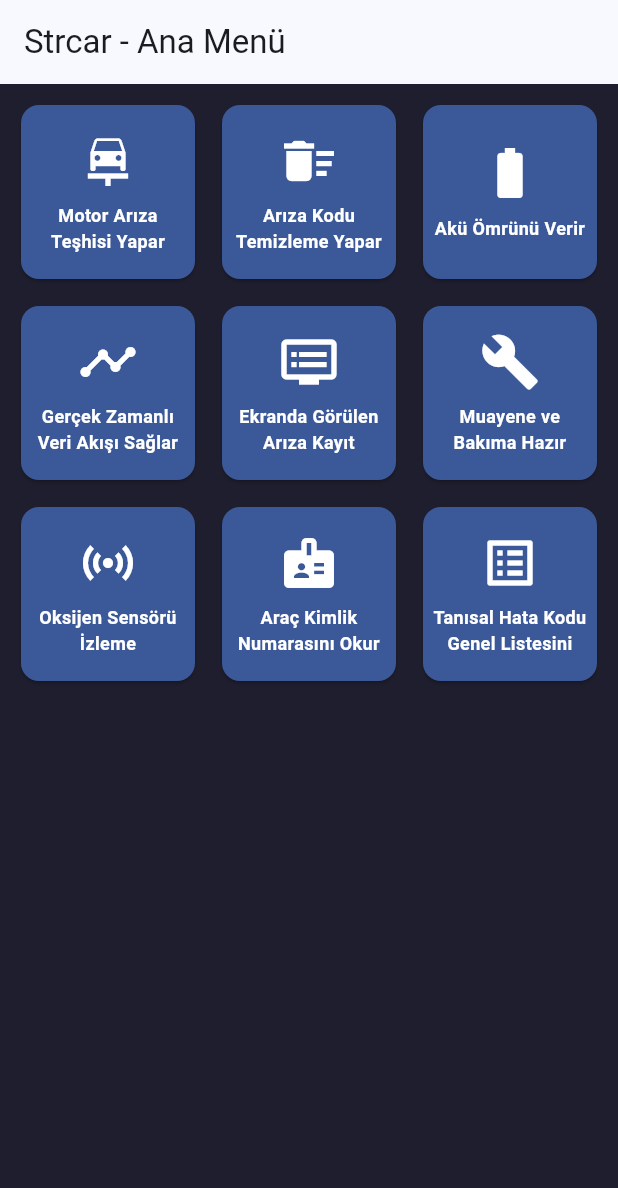
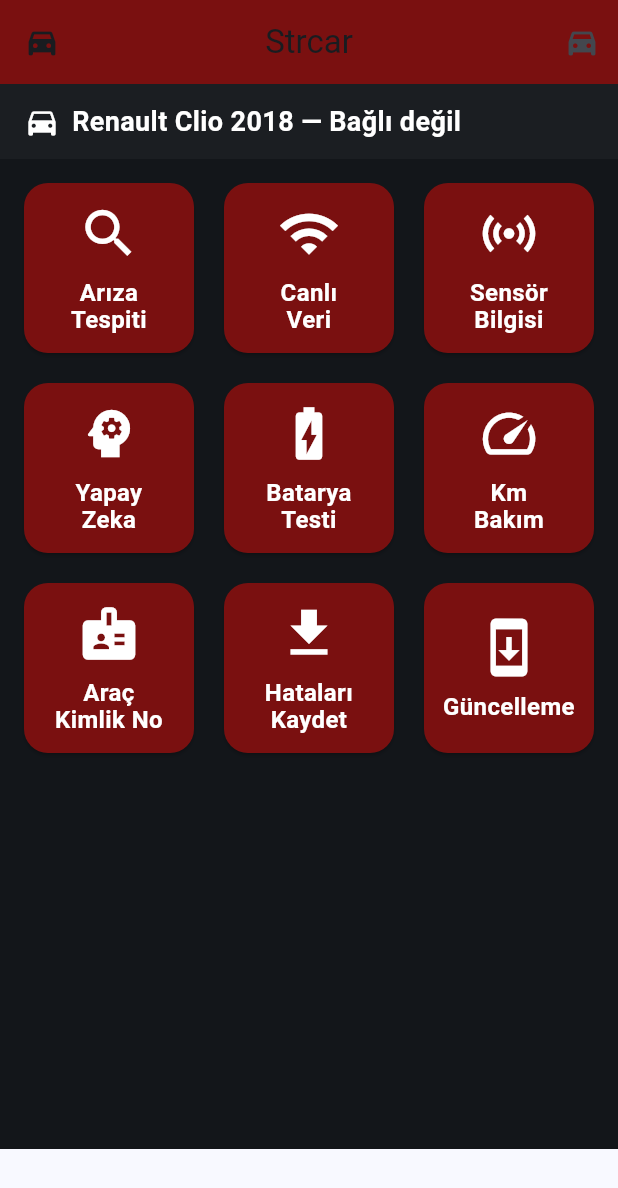
Before and after one commit to bersa2009/ara-ar-za-bulma-program-, a Flutter app: the screen it shows after launch, on a phone screen of 412 x 824 dp. Shown: the top 1188 px of the screen. Run offline on Flutter 3.47's test engine with Material 3 defaults, Android fonts, the phone set to English and light mode, and no system bars; our stand-ins replace flutter_bluetooth_serial, flutter_riverpod, flutter_tts, permission_handler, printing, shared_preferences and 1 more; missing offline and left inert: flutter_reactive_ble; accounts and stored records are empty.

Commit message:
Add new routes and update HomeScreen UI and navigation
Co-authored-by: nigzes.1989 <nigzes.1989@gmail.com>

```diff
--- a/lib/main.dart
+++ b/lib/main.dart
@@ -50,6 +50,11 @@ class _AppRoot extends ConsumerWidget {
         '/o2sensor': (_) => const PlaceholderScreen(title: 'O2 Sensörü İzleme'),
         '/vin': (_) => const PlaceholderScreen(title: 'Araç Kimlik Numarası (VIN)'),
         '/dtc_list': (_) => const PlaceholderScreen(title: 'Genel DTC Listesi'),
+        '/sensors': (_) => const PlaceholderScreen(title: 'Sensör Bilgisi'),
+        '/ai': (_) => const PlaceholderScreen(title: 'Yapay Zeka Önerileri'),
+        '/update': (_) => const PlaceholderScreen(title: 'Güncelleme'),
+        '/reports': (_) => const PlaceholderScreen(title: 'Raporlar'),
+        '/performance': (_) => const PlaceholderScreen(title: 'Performans'),
       },
     );
   }
--- a/lib/ui/screens/home_screen.dart
+++ b/lib/ui/screens/home_screen.dart
@@ -1,57 +1,114 @@
 import 'package:flutter/material.dart';
+import 'package:flutter_riverpod/flutter_riverpod.dart';
+import '../../core/connection_manager.dart';
 
-class HomeScreen extends StatefulWidget {
+class HomeScreen extends ConsumerStatefulWidget {
   const HomeScreen({super.key});
 
   @override
-  State<HomeScreen> createState() => _HomeScreenState();
+  ConsumerState<HomeScreen> createState() => _HomeScreenState();
 }
 
-class _HomeScreenState extends State<HomeScreen> {
+class _HomeScreenState extends ConsumerState<HomeScreen> {
   final List<Map<String, dynamic>> menuItems = const [
-    {'icon': Icons.car_repair, 'text': 'Motor Arıza Teşhisi Yapar', 'route': '/scan'},
-    {'icon': Icons.delete_sweep, 'text': 'Arıza Kodu Temizleme Yapar', 'route': '/clear'},
-    {'icon': Icons.battery_full, 'text': 'Akü Ömrünü Verir', 'route': '/battery'},
-    {'icon': Icons.timeline, 'text': 'Gerçek Zamanlı Veri Akışı Sağlar', 'route': '/realtime'},
-    {'icon': Icons.dvr, 'text': 'Ekranda Görülen Arıza Kayıt Bilgilerini Okur', 'route': '/display'},
-    {'icon': Icons.build, 'text': 'Muayene ve Bakıma Hazır Olma Durumunu Gösterir', 'route': '/maintenance'},
-    {'icon': Icons.sensors, 'text': 'Oksijen Sensörü İzleme Sonuçlarını Okur', 'route': '/o2sensor'},
-    {'icon': Icons.badge, 'text': 'Araç Kimlik Numarasını Okur', 'route': '/vin'},
-    {'icon': Icons.list_alt, 'text': 'Tanısal Hata Kodu Genel Listesini İçerir', 'route': '/dtc_list'},
+    {'icon': Icons.search, 'text': 'Arıza\nTespiti', 'route': '/scan'},
+    {'icon': Icons.wifi, 'text': 'Canlı\nVeri', 'route': '/realtime'},
+    {'icon': Icons.sensors, 'text': 'Sensör\nBilgisi', 'route': '/sensors'},
+    {'icon': Icons.psychology, 'text': 'Yapay\nZeka', 'route': '/ai'},
+    {'icon': Icons.battery_charging_full, 'text': 'Batarya\nTesti', 'route': '/battery'},
+    {'icon': Icons.speed, 'text': 'Km\nBakım', 'route': '/maintenance'},
+    {'icon': Icons.badge, 'text': 'Araç\nKimlik No', 'route': '/vin'},
+    {'icon': Icons.file_download, 'text': 'Hataları\nKaydet', 'route': '/reports'},
+    {'icon': Icons.system_update, 'text': 'Güncelleme', 'route': '/update'},
   ];
+
+  int _bottomIndex = 0;
 
   @override
   Widget build(BuildContext context) {
+    final conn = ref.watch(connectionStateProvider);
+    final connected = conn.connectedDevice != null;
     return Scaffold(
-      backgroundColor: const Color(0xFF1E1E2F),
-      appBar: AppBar(title: const Text('Strcar - Ana Menü')),
-      body: GridView.builder(
-        padding: const EdgeInsets.all(10),
+      backgroundColor: const Color(0xFF13161A),
+      appBar: AppBar(
+        backgroundColor: const Color(0xFF7A1010),
+        title: const Text('Strcar'),
+        centerTitle: true,
+        leading: const Icon(Icons.directions_car_filled),
+        actions: const [Padding(padding: EdgeInsets.only(right: 12), child: Icon(Icons.directions_car_filled))],
+      ),
+      bottomNavigationBar: BottomNavigationBar(
+        currentIndex: _bottomIndex,
+        onTap: (i) {
+          setState(() => _bottomIndex = i);
+          switch (i) {
+            case 0:
+              break;
+            case 1:
+              Navigator.pushNamed(context, '/performance');
+              break;
+            case 2:
+              Navigator.pushNamed(context, '/reports');
+              break;
+            case 3:
+              Navigator.pushNamed(context, '/settings');
+              break;
+          }
+        },
+        items: const [
+          BottomNavigationBarItem(icon: Icon(Icons.home), label: 'Ana Menü'),
+          BottomNavigationBarItem(icon: Icon(Icons.show_chart), label: 'Performans'),
+          BottomNavigationBarItem(icon: Icon(Icons.receipt_long), label: 'Raporlar'),
+          BottomNavigationBarItem(icon: Icon(Icons.settings), label: 'Ayarlar'),
+        ],
+      ),
+      body: Column(
+        children: [
+          Container(
+            width: double.infinity,
+            color: const Color(0xFF1B1E22),
+            padding: const EdgeInsets.symmetric(horizontal: 16, vertical: 12),
+            child: Row(
+              children: [
+                const Icon(Icons.directions_car, color: Colors.white),
+                const SizedBox(width: 8),
+                Expanded(
+                  child: Text(
+                    'Renault Clio 2018 — ${connected ? 'Bağlı' : 'Bağlı değil'}',
+                    style: const TextStyle(color: Colors.white, fontSize: 18, fontWeight: FontWeight.w600),
+                  ),
+                ),
+              ],
+            ),
+          ),
+          Expanded(
+            child: GridView.builder(
+              padding: const EdgeInsets.all(12),
               gridDelegate: const SliverGridDelegateWithFixedCrossAxisCount(
                 crossAxisCount: 3,
                 childAspectRatio: 1.0,
-          crossAxisSpacing: 10,
-          mainAxisSpacing: 10,
+                crossAxisSpacing: 12,
+                mainAxisSpacing: 12,
               ),
               itemCount: menuItems.length,
               itemBuilder: (context, index) {
                 final item = menuItems[index];
                 return Card(
-            color: const Color(0xFF3B5998),
-            shape: RoundedRectangleBorder(borderRadius: BorderRadius.circular(12.0)),
+                  color: const Color(0xFF7A1010),
+                  shape: RoundedRectangleBorder(borderRadius: BorderRadius.circular(16.0)),
                   child: InkWell(
                     onTap: () => Navigator.pushNamed(context, item['route'] as String),
                     child: Column(
                       mainAxisAlignment: MainAxisAlignment.center,
                       children: [
-                  Icon(item['icon'] as IconData, color: Colors.white, size: 40),
-                  const SizedBox(height: 8),
+                        Icon(item['icon'] as IconData, color: Colors.white, size: 42),
+                        const SizedBox(height: 10),
                         Padding(
                           padding: const EdgeInsets.symmetric(horizontal: 6),
                           child: Text(
                             item['text'] as String,
                             textAlign: TextAlign.center,
-                      style: const TextStyle(color: Colors.white, fontSize: 12, fontWeight: FontWeight.bold),
+                            style: const TextStyle(color: Colors.white, fontSize: 16, fontWeight: FontWeight.w700, height: 1.1),
                             maxLines: 2,
                           ),
                         ),
@@ -61,6 +118,9 @@ class _HomeScreenState extends State<HomeScreen> {
                 );
               },
             ),
+          ),
+        ],
+      ),
     );
   }
 }
```
Lines whose indentation alone changed are shown as unchanged.
